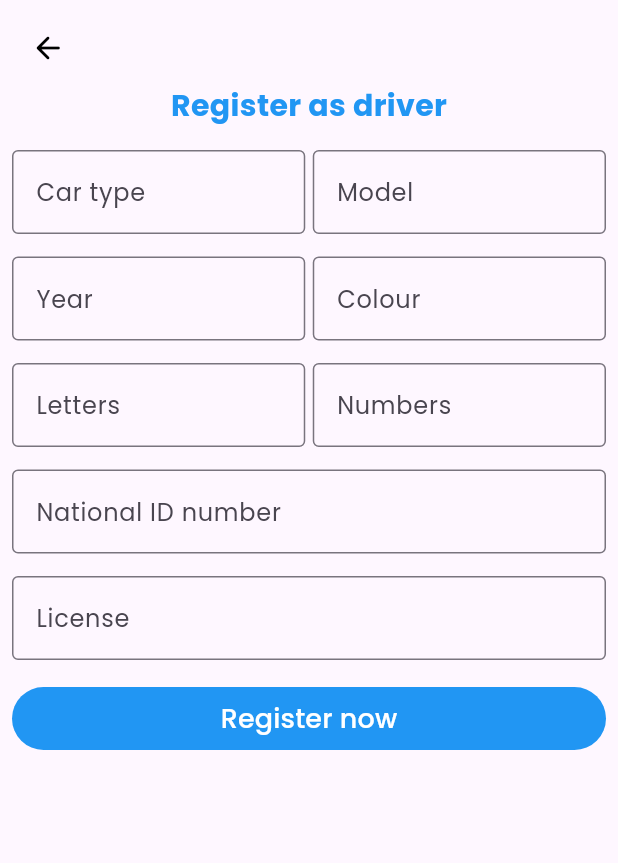
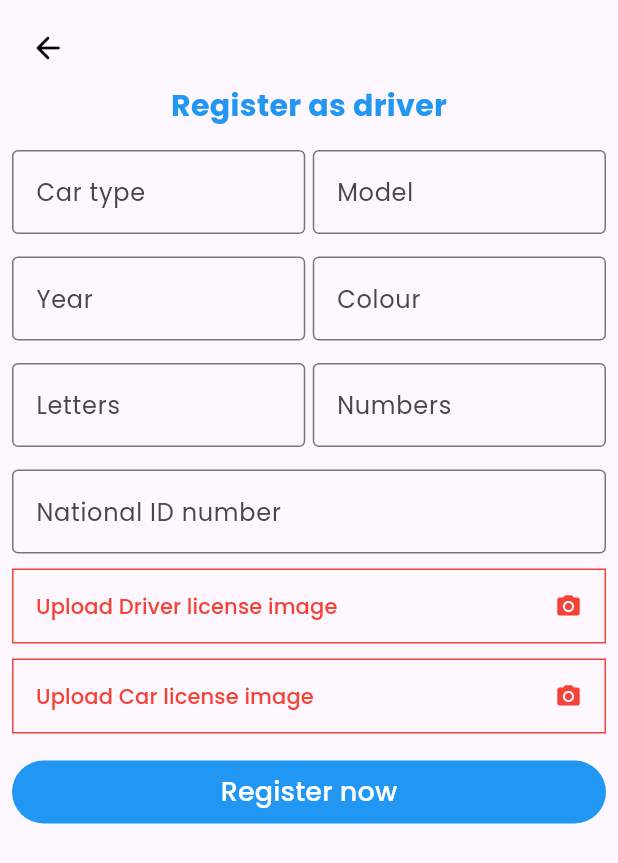
Before and after one commit to marwanessam12/CarpoolApp, a Flutter app: the DriverScreen screen opened directly, on a phone screen of 412 x 824 dp. Shown: the top 863 px of the screen. Run offline on Flutter 3.47's test engine with Material 3 defaults, Android fonts, the light colour scheme and no system bars; our stand-ins replace cloud_firestore, firebase_auth, firebase_core, firebase_storage, flutter_svg, geolocator and 4 more; accounts and stored records are empty.

```diff
--- a/lib/features/home/presentation/screens/driverscreen1.dart
+++ b/lib/features/home/presentation/screens/driverscreen1.dart
@@ -1,7 +1,12 @@
+import 'dart:io';
+
+import 'package:carpool/core/constants.dart';
 import 'package:carpool/features/home/data/driver_model.dart';
 import 'package:carpool/features/home/presentation/widgets/Driver_controller.dart';
+import 'package:firebase_storage/firebase_storage.dart';
 import 'package:flutter/material.dart';
 import 'package:get/get.dart';
+import 'package:image_picker/image_picker.dart';
 
 //validated gedan
 class DriverScreen extends StatefulWidget {
@@ -13,6 +18,9 @@ class DriverScreen extends StatefulWidget {
 
 class _DriverScreenState extends State<DriverScreen> {
   final GlobalKey<FormState> _formKey = GlobalKey<FormState>();
+  String imageUrl = '';
+  bool driverImageUploaded = false; // Track if the image is uploaded
+  bool carImageUploaded = false; // Track if the image is uploaded
 
   @override
   Widget build(BuildContext context) {
@@ -258,30 +266,121 @@ class _DriverScreenState extends State<DriverScreen> {
                       return null;
                     },
                   ),
-                  const SizedBox(height: 15.0),
-                  TextFormField(
-                    controller: drivercontroller.license,
-                    onChanged: (value) {
-                      setState(() {
-                        _formKey.currentState!
-                            .validate(); // Manually trigger validation
-                      });
+                  const SizedBox(height: 10.0),
+                  OutlinedButton(
+                    onPressed: () async {
+                      ImagePicker imagePicker = ImagePicker();
+                      XFile? file = await imagePicker.pickImage(
+                          source: ImageSource.camera);
+                      print('${file?.path}');
+                      if (file == null) return;
+
+                      DateTime.now().millisecondsSinceEpoch.toString();
+
+                      Reference referenceRoot = FirebaseStorage.instance.ref();
+                      Reference referenceDirImages =
+                          referenceRoot.child('images');
+                      Reference referenceImageToUpload =
+                          referenceDirImages.child('$userId/Car license');
+
+                      try {
+                        await referenceImageToUpload.putFile(File(file.path));
+                        imageUrl =
+                            await referenceImageToUpload.getDownloadURL();
+
+                        // Update state to mark that the image has been uploaded
+                        setState(() {
+                          driverImageUploaded =
+                              true; // Image uploaded successfully
+                        });
+                      } catch (error) {
+                        print(error);
+                      }
                     },
-                    decoration: const InputDecoration(
-                      labelText: 'License',
-                      floatingLabelBehavior: FloatingLabelBehavior.auto,
-                      border: OutlineInputBorder(),
-                      hintText: 'License',
-                      errorBorder: OutlineInputBorder(
-                        borderSide: BorderSide(color: Colors.red),
+                    style: OutlinedButton.styleFrom(
+                      shape: RoundedRectangleBorder(
+                        borderRadius:
+                            BorderRadius.circular(0), // Rounded corners
                       ),
+                      side: BorderSide(
+                          color: driverImageUploaded
+                              ? Colors.grey[700]!
+                              : Colors.red), // Red border if not uploaded
+                      foregroundColor: driverImageUploaded
+                          ? Colors.green
+                          : Colors.red, // Red text and icon if not uploaded
+                      minimumSize: const Size.fromHeight(50),
+                      padding: const EdgeInsets.symmetric(
+                          horizontal:
+                              16), // Adjust padding to match TextFormField height
                     ),
-                    validator: (value) {
-                      if (value == null || value.isEmpty) {
-                        return '*Please enter your license';
+                    child: Row(
+                      mainAxisAlignment: MainAxisAlignment.spaceBetween,
+                      children: [
+                        Text(driverImageUploaded
+                            ? 'Uploaded successfully'
+                            : 'Upload Driver license image'),
+                        const Icon(Icons.camera_alt),
+                      ],
+                    ),
+                  ),
+                  const SizedBox(height: 10.0),
+                  OutlinedButton(
+                    onPressed: () async {
+                      ImagePicker imagePicker = ImagePicker();
+                      XFile? file = await imagePicker.pickImage(
+                          source: ImageSource.camera);
+                      print('${file?.path}');
+                      if (file == null) return;
+
+                      DateTime.now().millisecondsSinceEpoch.toString();
+
+                      Reference referenceRoot = FirebaseStorage.instance.ref();
+                      Reference referenceDirImages =
+                          referenceRoot.child('images');
+                      Reference referenceImageToUpload =
+                          referenceDirImages.child('$userId/Car license');
+
+                      try {
+                        await referenceImageToUpload.putFile(File(file.path));
+                        imageUrl =
+                            await referenceImageToUpload.getDownloadURL();
+
+                        // Update state to mark that the image has been uploaded
+                        setState(() {
+                          carImageUploaded =
+                              true; // Image uploaded successfully
+                        });
+                      } catch (error) {
+                        print(error);
                       }
-                      return null;
                     },
+                    style: OutlinedButton.styleFrom(
+                      shape: RoundedRectangleBorder(
+                        borderRadius:
+                            BorderRadius.circular(0), // Rounded corners
+                      ),
+                      side: BorderSide(
+                          color: carImageUploaded
+                              ? Colors.grey[700]!
+                              : Colors.red), // Red border if not uploaded
+                      foregroundColor: carImageUploaded
+                          ? Colors.green
+                          : Colors.red, // Red text and icon if not uploaded
+                      minimumSize: const Size.fromHeight(50),
+                      padding: const EdgeInsets.symmetric(
+                          horizontal:
+                              16), // Adjust padding to match TextFormField height
+                    ),
+                    child: Row(
+                      mainAxisAlignment: MainAxisAlignment.spaceBetween,
+                      children: [
+                        Text(carImageUploaded
+                            ? 'Uploaded successfully'
+                            : 'Upload Car license image'),
+                        const Icon(Icons.camera_alt),
+                      ],
+                    ),
                   ),
                   const SizedBox(height: 15.0),
                   SizedBox(
--- a/pubspec.yaml
+++ b/pubspec.yaml
@@ -42,6 +42,9 @@ dependencies:
   firebase_core: ^3.3.0
   firebase_auth: ^5.1.4
   cloud_firestore: ^5.4.0
+  image_picker: ^1.1.2
+  firebase_storage: ^12.3.2
+
 
 dev_dependencies:
   flutter_test:
```
Also changed, not shown: pubspec.lock, 5 other files.
